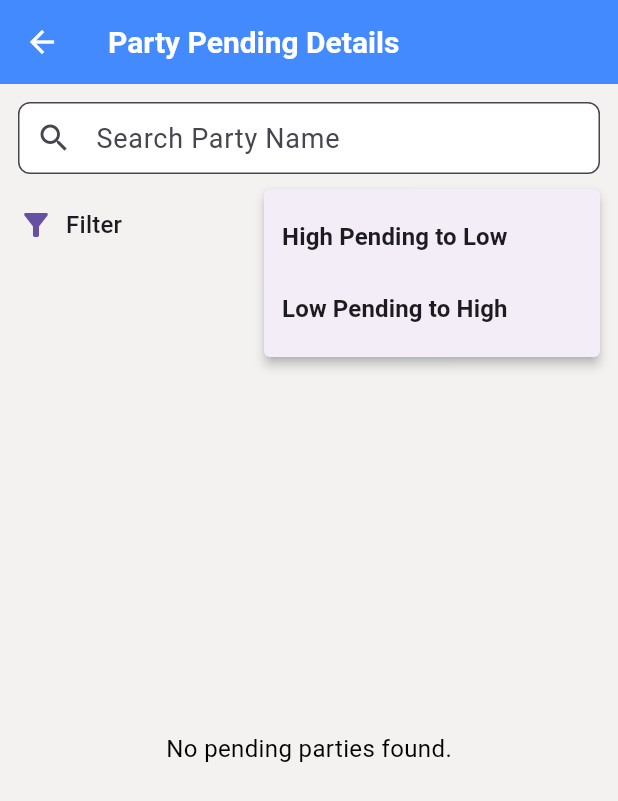
After one commit to sasiksk/DigiVasool, a Flutter app: the PartyPendingDetailsScreen screen opened directly, after a tap on the "sort" icon, on a phone screen of 412 x 824 dp. The commit adds this screen. Shown: the top 801 px of the screen. Run offline on Flutter 3.47's test engine with Material 3 defaults, Android fonts, the phone set to English and light mode, and no system bars; our stand-ins replace firebase_core, firebase_storage, fl_chart, flutter_riverpod, flutter_secure_storage, flutter_staggered_animations and 9 more; missing offline and left inert: googleapis; accounts and stored records are empty; Roboto replaces fonts that are missing (Tinos).

Commit message:
Updated on 13-6

```diff
--- a/lib/Data/Databasehelper.dart
+++ b/lib/Data/Databasehelper.dart
@@ -329,6 +329,25 @@ class dbline {
 }
 
 class dbLending {
+  static Future<List<Map<String, dynamic>>> getActiveParties() async {
+    final db = await DatabaseHelper.getDatabase();
+    return await db.query(
+      'Lending',
+      columns: [
+        'PartyName',
+        'amtgiven',
+        'profit',
+        'amtcollected',
+        'duedays',
+        'PartyPhnone',
+        'status',
+        'lentdate'
+      ],
+      where: 'status = ?',
+      whereArgs: ['active'],
+    );
+  }
+
   static Future<Map<String, dynamic>> getLendingDetails(int lenId) async {
     final db = await DatabaseHelper.getDatabase();
 
--- a/lib/Screens/Main/PartyScreen.dart
+++ b/lib/Screens/Main/PartyScreen.dart
@@ -246,8 +246,10 @@ class _PartyScreenState extends ConsumerState<PartyScreen> {
                 const SizedBox(height: 16.0),
                 CustomTextField(
                   controller: _addressController,
-                  labelText: 'Address(Optional)',
-                  hintText: 'Enter Address-Optional',
+                  labelText:
+                      'Address(Optional)/Note : Party Details-Area/Location',
+                  hintText:
+                      'Enter Address/Party Details (Area/Location )-Optional',
                   validator: (value) {
                     return null; // Address is optional, so no validation needed
                   },
--- /dev/null
+++ b/lib/Utilities/Reports/PendingReport/PartyPendingDetailsScreen.dart
@@ -0,0 +1,219 @@
+import 'package:flutter/material.dart';
+import 'package:googleapis/cloudsearch/v1.dart';
+import 'package:intl/intl.dart';
+import 'package:url_launcher/url_launcher.dart';
+import 'package:DigiVasool/Data/Databasehelper.dart';
+
+class PartyPendingDetailsScreen extends StatefulWidget {
+  const PartyPendingDetailsScreen({super.key});
+
+  @override
+  State<PartyPendingDetailsScreen> createState() =>
+      _PartyPendingDetailsScreenState();
+}
+
+enum PendingSort { highToLow, lowToHigh }
+
+class _PartyPendingDetailsScreenState extends State<PartyPendingDetailsScreen> {
+  List<Map<String, dynamic>> _pendingList = [];
+  List<Map<String, dynamic>> _filteredList = [];
+  bool _isLoading = true;
+  String _searchText = '';
+  PendingSort _sortOrder = PendingSort.highToLow;
+
+  @override
+  void initState() {
+    super.initState();
+    _fetchPendingParties();
+  }
+
+  Future<void> _fetchPendingParties() async {
+    final result = await dbLending.getActiveParties();
+    final filtered = result.where((party) {
+      final amtGiven = (party['amtgiven'] as num?) ?? 0;
+      final profit = (party['profit'] as num?) ?? 0;
+      final amtCollected = (party['amtcollected'] as num?) ?? 0;
+      final pendingAmt = amtGiven + profit - amtCollected;
+      return pendingAmt > 0;
+    }).toList();
+
+    setState(() {
+      _pendingList = filtered;
+      _applySearchAndSort();
+      _isLoading = false;
+    });
+  }
+
+  void _applySearchAndSort() {
+    List<Map<String, dynamic>> tempList = List.from(_pendingList);
+
+    // Search filter
+    if (_searchText.isNotEmpty) {
+      tempList = tempList.where((party) {
+        final name = (party['PartyName'] ?? '').toString().toLowerCase();
+        return name.contains(_searchText.toLowerCase());
+      }).toList();
+    }
+
+    // Sort
+    tempList.sort((a, b) {
+      final aAmt = ((a['amtgiven'] as num?) ?? 0) +
+          ((a['profit'] as num?) ?? 0) -
+          ((a['amtcollected'] as num?) ?? 0);
+      final bAmt = ((b['amtgiven'] as num?) ?? 0) +
+          ((b['profit'] as num?) ?? 0) -
+          ((b['amtcollected'] as num?) ?? 0);
+      if (_sortOrder == PendingSort.highToLow) {
+        return bAmt.compareTo(aAmt);
+      } else {
+        return aAmt.compareTo(bAmt);
+      }
+    });
+
+    _filteredList = tempList;
+  }
+
+  void _onSearchChanged(String value) {
+    setState(() {
+      _searchText = value;
+      _applySearchAndSort();
+    });
+  }
+
+  void _onSortChanged(PendingSort sort) {
+    setState(() {
+      _sortOrder = sort;
+      _applySearchAndSort();
+    });
+  }
+
+  void _callPhone(String phone) async {
+    final uri = Uri(scheme: 'tel', path: phone);
+    if (await canLaunchUrl(uri)) {
+      await launchUrl(uri);
+    }
+  }
+
+  @override
+  Widget build(BuildContext context) {
+    final theme = Theme.of(context);
+    return Scaffold(
+      appBar: AppBar(
+        title: const Text('Party Pending Details'),
+      ),
+      body: Padding(
+        padding: const EdgeInsets.all(12.0),
+        child: Column(
+          children: [
+            // Search bar
+            TextField(
+              decoration: InputDecoration(
+                hintText: 'Search Party Name',
+                prefixIcon: const Icon(Icons.search),
+                border: OutlineInputBorder(
+                  borderRadius: BorderRadius.circular(8),
+                ),
+                contentPadding:
+                    const EdgeInsets.symmetric(vertical: 0, horizontal: 12),
+              ),
+              onChanged: _onSearchChanged,
+            ),
+            const SizedBox(height: 10),
+            // Filter Row
+            Row(
+              children: [
+                Icon(Icons.filter_alt, color: theme.primaryColor),
+                const SizedBox(width: 8),
+                Text("Filter", style: theme.textTheme.titleMedium),
+                const Spacer(),
+                PopupMenuButton<PendingSort>(
+                  icon: const Icon(Icons.sort),
+                  onSelected: _onSortChanged,
+                  itemBuilder: (context) => [
+                    PopupMenuItem(
+                      value: PendingSort.highToLow,
+                      child: const Text('High Pending to Low'),
+                    ),
+                    PopupMenuItem(
+                      value: PendingSort.lowToHigh,
+                      child: const Text('Low Pending to High'),
+                    ),
+                  ],
+                ),
+              ],
+            ),
+            const SizedBox(height: 12),
+            Expanded(
+              child: _isLoading
+                  ? const Center(child: CircularProgressIndicator())
+                  : _filteredList.isEmpty
+                      ? const Center(child: Text("No pending parties found."))
+                      : ListView.separated(
+                          itemCount: _filteredList.length,
+                          separatorBuilder: (_, __) => const Divider(),
+                          itemBuilder: (context, index) {
+                            final party = _filteredList[index];
+                            final amtGiven = (party['amtgiven'] as num?) ?? 0;
+                            final profit = (party['profit'] as num?) ?? 0;
+                            final amtCollected =
+                                (party['amtcollected'] as num?) ?? 0;
+                            final dueDays = (party['duedays'] as int?) ?? 0;
+                            final pendingAmt = amtGiven + profit - amtCollected;
+                            final totalAmt = amtGiven + profit;
+
+                            // Calculate per day amount and pending days
+                            double perDayAmt = 0;
+                            if (totalAmt > 0 && dueDays > 0) {
+                              perDayAmt = totalAmt / dueDays;
+                            }
+                            double pendingDays = 0;
+                            if (perDayAmt > 0) {
+                              pendingDays = pendingAmt / perDayAmt;
+                            }
+
+                            final phone =
+                                party['PartyPhnone']?.toString() ?? '';
+
+                            return ListTile(
+                              leading: CircleAvatar(
+                                child: Text(
+                                  (party['PartyName'] ?? '')
+                                          .toString()
+                                          .isNotEmpty
+                                      ? party['PartyName']
+                                          .toString()
+                                          .substring(0, 1)
+                                          .toUpperCase()
+                                      : '?',
+                                ),
+                              ),
+                              title: Text(party['PartyName'] ?? ''),
+                              subtitle: Column(
+                                crossAxisAlignment: CrossAxisAlignment.start,
+                                children: [
+                                  Text(
+                                      "Pending Amt: ₹${pendingAmt.toStringAsFixed(2)}"),
+                                  Text(
+                                      "Pending Days: ${pendingDays.isNaN ? '-' : pendingDays.toStringAsFixed(1)}"),
+                                ],
+                              ),
+                              trailing: IconButton(
+                                icon: const Icon(Icons.phone,
+                                    color: Colors.green),
+                                onPressed: phone.isNotEmpty
+                                    ? () => _callPhone(phone)
+                                    : null,
+                                tooltip: phone.isNotEmpty
+                                    ? "Call $phone"
+                                    : "No phone",
+                              ),
+                            );
+                          },
+                        ),
+            ),
+          ],
+        ),
+      ),
+    );
+  }
+}
```
Also changed, not shown: lib/Utilities/Reports/CustomerReportScreen.dart (+15 -2 lines), lib/Utilities/Reports/chartreport/ReportFilterScreen.dart (+169 -98 lines).
